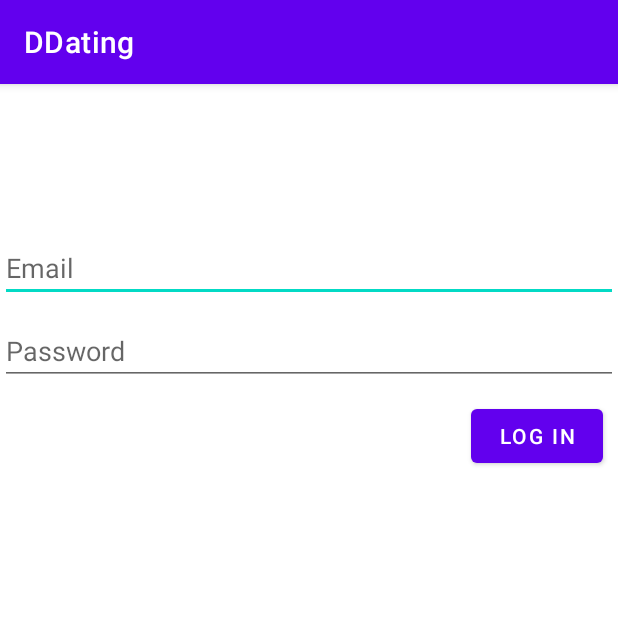
After one commit to sabrinugh/Whistle, an Android app: the logInActivity screen opened directly, with no data from a screen before it, on a phone screen of 412 x 824 dp, the top half of it. The commit adds this screen. Run offline under Robolectric (Android 15) with nearby library versions, the phone set to English and light mode, and no system bars; our stand-ins replace Firebase (no records; nobody signed in at launch, a user with empty details on screens opened directly).

Commit message:
Basic_Auth_Funtions

```diff
--- /dev/null
+++ b/app/src/main/java/com/example/ddating/logInActivity.java
@@ -0,0 +1,63 @@
+package com.example.ddating;
+
+import androidx.annotation.NonNull;
+import androidx.appcompat.app.AppCompatActivity;
+
+import android.content.Intent;
+import android.os.Bundle;
+import android.view.View;
+import android.widget.Button;
+import android.widget.EditText;
+import android.widget.Toast;
+
+import com.google.android.gms.tasks.OnCompleteListener;
+import com.google.android.gms.tasks.OnSuccessListener;
+import com.google.android.gms.tasks.Task;
+import com.google.firebase.auth.AuthResult;
+import com.google.firebase.auth.FirebaseAuth;
+
+public class logInActivity extends AppCompatActivity {
+
+    private EditText email;
+    private EditText password;
+    private Button login;
+
+    private FirebaseAuth auth;
+
+    @Override
+    protected void onCreate(Bundle savedInstanceState) {
+        super.onCreate(savedInstanceState);
+        setContentView(R.layout.activity_log_in);
+
+        email = findViewById(R.id.email);
+        password = findViewById(R.id.password);
+        login = findViewById(R.id.login);
+
+        auth = FirebaseAuth.getInstance();
+
+        login.setOnClickListener(new View.OnClickListener() {
+            @Override
+            public void onClick(View view) {
+                String txt_email = email.getText().toString();
+                String txt_password = password.getText().toString();
+
+                logInUser(txt_email, txt_password);
+            }
+        });
+    }
+
+    private void logInUser(String email, String password) {
+        auth.signInWithEmailAndPassword(email, password).addOnCompleteListener(this, new OnCompleteListener<AuthResult>() {
+            @Override
+            public void onComplete(@NonNull Task<AuthResult> task) {
+                if (task.isSuccessful()) {
+                    Toast.makeText(logInActivity.this, "Log In sucessfully", Toast.LENGTH_SHORT).show();
+                    startActivity(new Intent(logInActivity.this, MainActivity.class));
+                    finish();
+                } else {
+                    Toast.makeText(logInActivity.this, "Authentication Failed ! ", Toast.LENGTH_SHORT).show();
+                }
+            }
+        });
+    }
+}
--- /dev/null
+++ b/app/src/main/res/layout/activity_log_in.xml
@@ -0,0 +1,35 @@
+<?xml version="1.0" encoding="utf-8"?>
+<RelativeLayout xmlns:android="http://schemas.android.com/apk/res/android"
+    xmlns:app="http://schemas.android.com/apk/res-auto"
+    xmlns:tools="http://schemas.android.com/tools"
+    android:layout_width="match_parent"
+    android:layout_height="match_parent"
+    tools:context=".registerActivity">
+
+    <EditText
+        android:layout_width="match_parent"
+        android:layout_height="wrap_content"
+        android:layout_marginTop="100dp"
+        android:hint="Email"
+        android:id="@+id/email"/>
+
+    <EditText
+        android:layout_width="match_parent"
+        android:layout_height="wrap_content"
+        android:layout_marginTop="10dp"
+        android:layout_below="@+id/email"
+        android:hint="Password"
+        android:id="@+id/password" />
+
+    <Button
+        android:layout_width="wrap_content"
+        android:layout_height="wrap_content"
+        android:layout_alignParentEnd="true"
+        android:layout_marginTop="10dp"
+        android:layout_marginEnd="10dp"
+        android:layout_below="@+id/password"
+        android:text="Log In"
+        android:id="@+id/login"/>
+
+
+</RelativeLayout>
```
Also changed, not shown: app/src/main/AndroidManifest.xml (+21 -0 lines), app/src/main/java/com/example/ddating/MainActivity.java (+18 -3 lines), app/src/main/java/com/example/ddating/registerActivity.java (added, +74 -0 lines), app/src/main/java/com/example/ddating/startActivity.java (added, +37 -0 lines), app/src/main/res/layout/activity_main.xml (+9 -8 lines), app/src/main/res/layout/activity_register.xml (added, +33 -0 lines), app/src/main/res/layout/activity_start.xml (added, +24 -0 lines).
